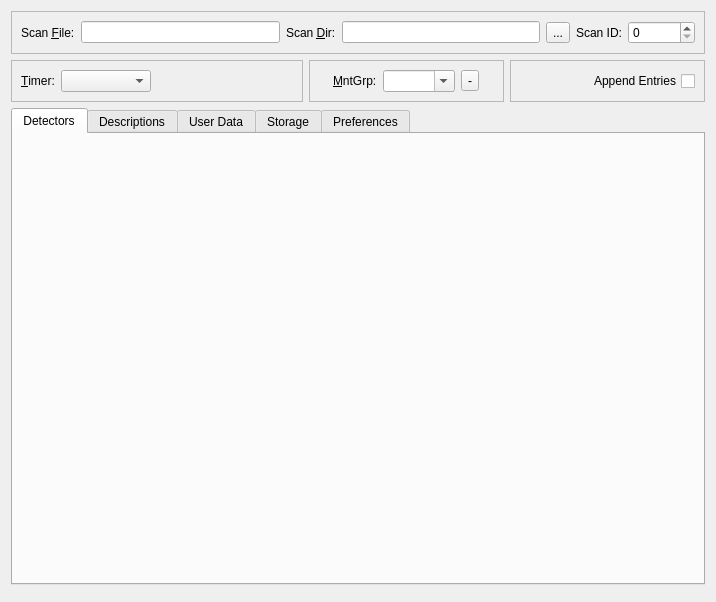
This is nxselector/ui/Selector.ui in nexdatas/nxselector as Qt 5 draws it before an edit. The edited form follows.
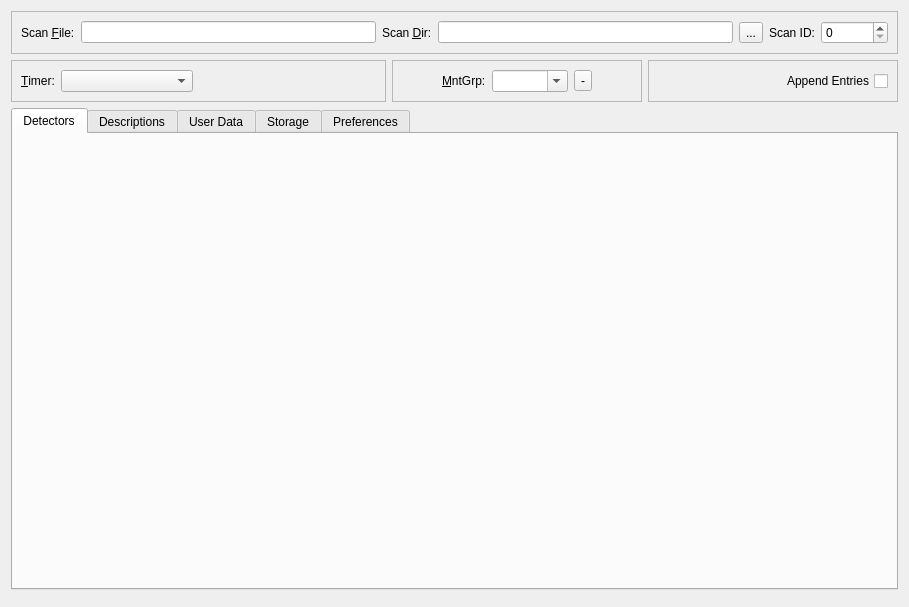
This is the edited form.

Commit message: change mntgrp policy

Patch:
```diff
--- a/nxselector/ui/Selector.ui
+++ b/nxselector/ui/Selector.ui
@@ -6,8 +6,8 @@
    <rect>
     <x>0</x>
     <y>0</y>
-    <width>716</width>
-    <height>602</height>
+    <width>909</width>
+    <height>607</height>
    </rect>
   </property>
   <property name="windowTitle">
@@ -196,6 +196,9 @@
             <property name="orientation">
              <enum>Qt::Horizontal</enum>
             </property>
+            <property name="sizeType">
+             <enum>QSizePolicy::Preferred</enum>
+            </property>
             <property name="sizeHint" stdset="0">
              <size>
               <width>40</width>
@@ -225,6 +228,12 @@
             <property name="enabled">
              <bool>true</bool>
             </property>
+            <property name="sizePolicy">
+             <sizepolicy hsizetype="MinimumExpanding" vsizetype="Fixed">
+              <horstretch>0</horstretch>
+              <verstretch>0</verstretch>
+             </sizepolicy>
+            </property>
             <property name="editable">
              <bool>true</bool>
             </property>
@@ -242,6 +251,9 @@
             <property name="orientation">
              <enum>Qt::Horizontal</enum>
             </property>
+            <property name="sizeType">
+             <enum>QSizePolicy::Preferred</enum>
+            </property>
             <property name="sizeHint" stdset="0">
              <size>
               <width>40</width>
```
